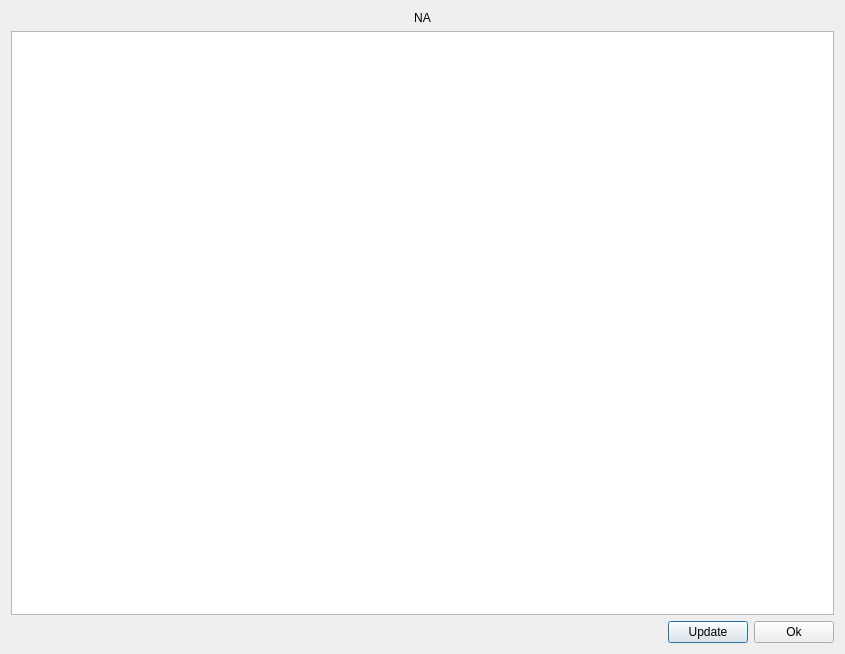
Before: the Qt Designer form storm_control/hal4000/qtdesigner/params-editor.ui in ZhuangLab/storm-control, drawn with Qt 5.
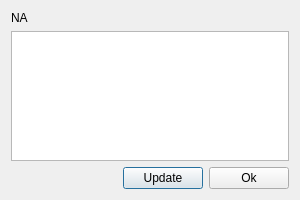
After: the same form once the commit is applied.

Commit message: Get a simple editting to work.

What changed in the file:
```diff
--- a/storm_control/hal4000/qtdesigner/params-editor.ui
+++ b/storm_control/hal4000/qtdesigner/params-editor.ui
@@ -6,8 +6,8 @@
    <rect>
     <x>0</x>
     <y>0</y>
-    <width>845</width>
-    <height>654</height>
+    <width>300</width>
+    <height>200</height>
    </rect>
   </property>
   <property name="sizePolicy">
@@ -18,8 +18,8 @@
   </property>
   <property name="minimumSize">
    <size>
-    <width>100</width>
-    <height>100</height>
+    <width>300</width>
+    <height>200</height>
    </size>
   </property>
   <property name="maximumSize">
@@ -38,7 +38,7 @@
       <string>NA</string>
      </property>
      <property name="alignment">
-      <set>Qt::AlignCenter</set>
+      <set>Qt::AlignLeading|Qt::AlignLeft|Qt::AlignVCenter</set>
      </property>
     </widget>
    </item>
```
The commit also changes 2 other files.
